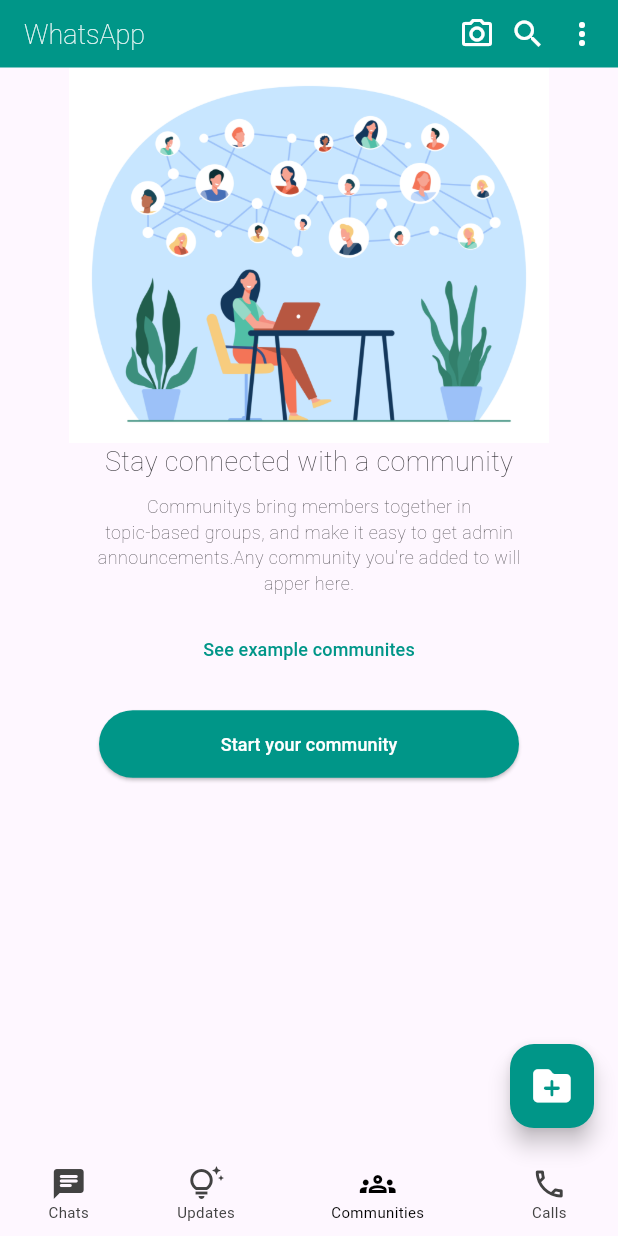
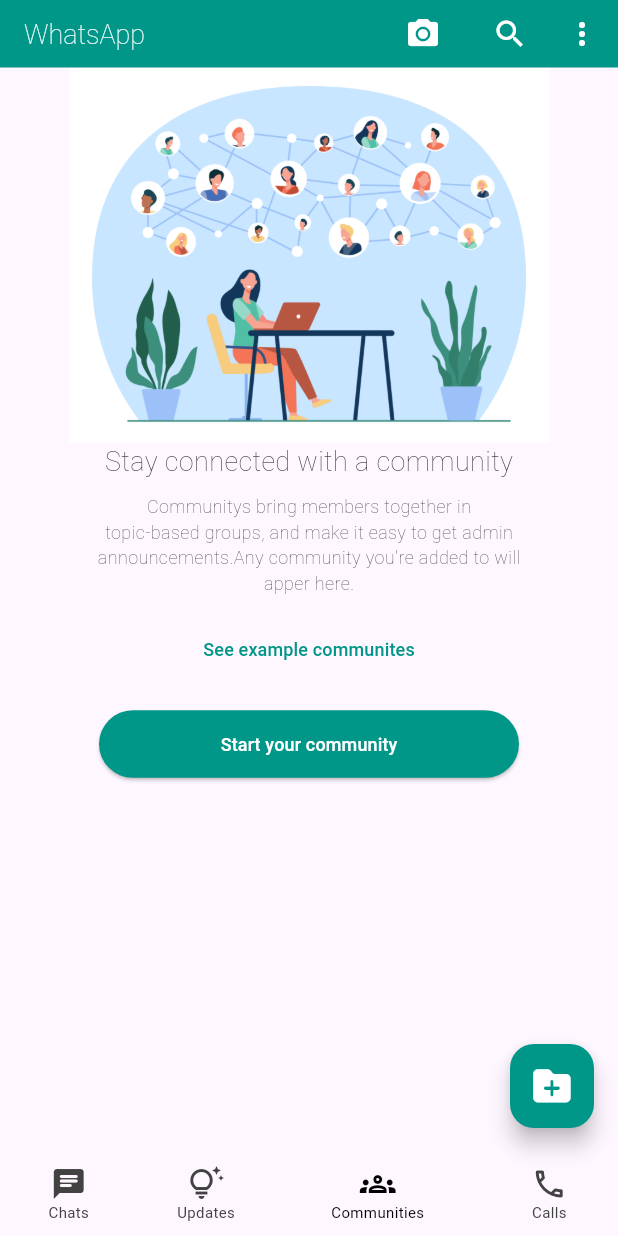
Before and after one commit to MdSohidUllahChowdhury/WhatsApp, a Flutter app: the screen it shows after launch, item 3 of the bottom bar chosen, after a tap on "See example communites", on a phone screen of 412 x 824 dp. Run offline on Flutter 3.47's test engine with Material 3 defaults, Android fonts, the light colour scheme and no system bars; our stand-ins replace flutter_screenutil, font_awesome_flutter, image_picker; network calls fail.

Commit message:
some changes

```diff
--- a/analysis_options.yaml
+++ b/analysis_options.yaml
@@ -7,7 +7,7 @@
 
 # The following line activates a set of recommended lints for Flutter apps,
 # packages, and plugins designed to encourage good coding practices.
-#include: package:flutter_lints/flutter.yaml
+include: package:flutter_lints/flutter.yaml
 
 linter:
   # The lint rules applied to this project can be customized in the
--- a/lib/data_page/chats.dart
+++ b/lib/data_page/chats.dart
@@ -1,7 +1,5 @@
-// ignore_for_file: prefer_const_constructors, avoid_unnecessary_containers, prefer_const_literals_to_create_immutables, sized_box_for_whitespace, avoid_print
 import 'package:flutter/material.dart';
 import 'package:newwhatsapp/chat_page/fuad.dart';
-//import 'package:flutter/widgets.dart';
 
 class Chats extends StatefulWidget {
   const Chats({super.key});
@@ -18,63 +16,61 @@
     return Scaffold(
       body: Column(
         children: [
-        Container(
+        SizedBox(
             height: 35,
             width: double.infinity,
             //color: Colors.amber,
             child: Row(
               children: [
-                SizedBox(width: 20,),
-                Icon(Icons.archive_outlined,color: Colors.teal,size: 20,),
-                SizedBox(width: 20,),
-                 InkWell(onTap: () {
-                   print('Archived Page');
-                 },
-                  child: Text('Archived',style: TextStyle(fontSize: 15),))
+                const SizedBox(width: 20,),
+                const Icon(Icons.archive_outlined,color: Colors.teal,size: 20,),
+                const SizedBox(width: 20,),
+                 InkWell(onTap: () {},
+                  child: const Text('Archived',style: TextStyle(fontSize: 15),))
                 ],
 
             )
           ),
-        SizedBox(height: 4,),
+        const SizedBox(height: 4,),
 
         ListTile(
           onTap: (){},
-          leading: CircleAvatar(
+          leading: const CircleAvatar(
             radius: 25,
            backgroundImage: AssetImage('Image/FB.jpg'),
             ),
-          title: Text('Shakil'),
-          subtitle: Text('Bhai flutter pera lagche'),
-          trailing: Text('6:33 PM') ,
+          title: const Text('Shakil'),
+          subtitle: const Text('Bhai flutter pera lagche'),
+          trailing: const Text('6:33 PM') ,
          ),
 
          ListTile(
           onTap: (){},
-          leading: CircleAvatar(
+          leading: const CircleAvatar(
             radius: 25,
            backgroundImage: AssetImage('Image/Picture01.jpg'),
             ),
-          title: Text('Navil Kazi'),
-          subtitle: Text('Shakil phone dhoro na kno?'),
-          trailing: Text('3:54 PM') ,
+          title: const Text('Navil Kazi'),
+          subtitle: const Text('Shakil phone dhoro na kno?'),
+          trailing: const Text('3:54 PM') ,
          ),
 
         ListTile(
           onTap: (){
             Navigator.push(
-              context,MaterialPageRoute(builder: (context) => Fuad(),) );
+              context,MaterialPageRoute(builder: (context) => const Fuad(),) );
           },
-          leading: CircleAvatar(
+          leading: const CircleAvatar(
             radius: 25,
            backgroundImage: AssetImage('Image/Bhai.jpg'),
             ),
-          title: Text('Almus Fuad'),
-          subtitle: Text('Tr kaz kmn chole?'),
-          trailing: Text('11:27 PM') ,
+          title: const Text('Almus Fuad'),
+          subtitle: const Text('Tr kaz kmn chole?'),
+          trailing: const Text('11:27 PM') ,
          ),
 
-       SizedBox(height: 6,),
-       Container(
+       const SizedBox(height: 6,),
+       const SizedBox(
             height: 35,
             width: double.infinity,
             //color: Colors.amber,
--- a/lib/data_page/communities.dart
+++ b/lib/data_page/communities.dart
@@ -1,10 +1,8 @@
-// ignore_for_file: sized_box_for_whitespace, prefer_const_constructors, sort_child_properties_last
-
 import 'package:flutter/material.dart';
 
 
 class Communities extends StatefulWidget {
-  const Communities({super.key});
+const Communities({super.key,});
 
   @override
   State<Communities> createState() => _CommunitiesState();
@@ -16,57 +14,57 @@
     return Scaffold(
       body:Column(
         children: [
-          Container(
+          SizedBox(
             width: double.infinity,
             height: 250,
             child: Image.asset('Image/Picture01.jpg'),
-
           ),
-        Center(
+        const Center(
           child: Text ('Stay connected with a community',
           style: TextStyle(fontSize: 18,fontWeight: FontWeight.w200),),
         ),
-        SizedBox(height: 8,),
+        const SizedBox(height: 8,),
 
-        Center(
+        const Center(
           child: Text("Communitys bring members together in",
           style: TextStyle(fontSize: 12,fontWeight: FontWeight.w100),),
         ),
 
-        Center(
+        const Center(
           child: Text('topic-based groups, and make it easy to get admin',
           style: TextStyle(fontSize: 12,fontWeight: FontWeight.w100),),
         ),
 
-        Center(
+        const Center(
           child: Text("announcements.Any community you're added to will",
           style: TextStyle(fontSize: 12,fontWeight: FontWeight.w100),),
         ),
 
-        Center(child: Text('apper here.',
+        const Center(child: Text('apper here.',
         style: TextStyle(fontSize: 12,fontWeight: FontWeight.w100),)),
 
-        SizedBox(height: 12,),
+        const SizedBox(height: 12,),
 
         TextButton(
           onPressed: (){},
-        child:Text('See example communites',
+        child:const Text('See example communites',
         style:TextStyle(
           fontSize: 12,
           color: Colors.teal
         ) ,)),
-        SizedBox(height: 15,),
+        const SizedBox(height: 15,),
+
         ElevatedButton(
           onPressed: (){},
-          child:Text('Start your community',
-          style: TextStyle(fontSize: 12,color:Colors.white),),
 
             style: ButtonStyle(
-            minimumSize: MaterialStateProperty.all<Size>(Size(280, 45)),
+            minimumSize: MaterialStateProperty.all<Size>(const Size(280, 45)),
             backgroundColor: MaterialStateProperty.all<Color>(Colors.teal),
-
            ),
-           )
+          child:const Text('Start your community',
+          style: TextStyle(fontSize: 12,color:Colors.white),
+          ),
+          )
 
         ],
       )
--- a/lib/home.dart
+++ b/lib/home.dart
@@ -1,5 +1,3 @@
-// ignore_for_file: prefer_const_constructors, sort_child_properties_last, prefer_const_literals_to_create_immutables, prefer_final_fields, avoid_unnecessary_containers, unused_field
-
 import 'package:flutter/material.dart';
 import 'package:font_awesome_flutter/font_awesome_flutter.dart';
 import 'package:newwhatsapp/data_page/calls.dart';
@@ -21,13 +19,13 @@
 
   int _onpageindex = 0; //? Where to index start
 
-  var _pagedata =[ Chats(),Updates(),Communities(),Calls() ];
+  final _pagedata =[ const Chats(),const Updates(),const Communities(),const Calls() ];
 
 
 
+  // ignore: unused_field
   File? _image;
   String? imagePath;
-
   Future<void> _pickImageCamera() async {
     final pickedFile = await ImagePicker().pickImage(source: ImageSource.camera);
 
@@ -59,27 +57,27 @@
     return Scaffold(
 
        appBar: AppBar(
+            toolbarHeight: 45,
+            backgroundColor: Colors.teal,
+            elevation: 0,
+
+           title:const Text("WhatsApp",
+              style: TextStyle(
+              fontSize: 18,
+              fontWeight: FontWeight.w200,
+              color: Color.fromARGB(237, 255, 255, 255)
+            ),
+            ),
+
             actions: [
-               Container(
-                  child: InkWell(onTap: () {
-                    _pickImageCamera();
-                  },
-                    child: Icon(Icons.camera_alt_outlined,
-                    color: Colors.white,)
-                    ),
+               IconButton(onPressed: (){_pickImageCamera();},
+               icon:const Icon(Icons.camera_alt,color: Colors.white,)
                ),
 
-               SizedBox(width: 10,),
+               const SizedBox(width: 10,),
 
-                Container(
-                  child: InkWell(onTap: () {
-                    TextFormField(
-
-                    );
-                    },
-                    child: Icon(Icons.search,
-                    color: Colors.white,)
-                    ),
+               IconButton(onPressed: (){},
+               icon:const Icon(Icons.search,color: Colors.white,)
                ),
 
 
@@ -90,71 +88,55 @@
                   borderRadius: BorderRadius.circular(2),
                 ),
 
-                icon: Icon(Icons.more_vert,color: Colors.white,),
+                icon: const Icon(Icons.more_vert,color: Colors.white,),
                 itemBuilder: (context) =>[
-                PopupMenuItem(
+                const PopupMenuItem(
                   value: 1,
                   child: Text('New group')),
 
-                  PopupMenuItem(
+                  const PopupMenuItem(
                   value: 2,
                   child: Text('New broadcast')),
 
-                  PopupMenuItem(
+                  const PopupMenuItem(
                   value: 3,
                   child: Text('Linked  devices')),
 
-                  PopupMenuItem(
+                  const PopupMenuItem(
                   value: 4,
                   child: Text('Starred messages')),
 
-                 PopupMenuItem(
+                 const PopupMenuItem(
                   value: 5,
                   child: Text('Settings')),
-
-
                 ]
 
                 ),
 
             ],
 
-            title:const Text("WhatsApp",
-            style: TextStyle(
-              fontSize: 18,
-              fontWeight: FontWeight.w200,
-              color: Color.fromARGB(237, 255, 255, 255)
-            ),
-            ),
-
-            toolbarHeight: 45,
-            backgroundColor: Colors.teal,
-            elevation: 0,
             ),
 
        body: _pagedata[_onpageindex],
 
        floatingActionButton: FloatingActionButton(
+        backgroundColor: Colors.teal,
         onPressed: () {
           _pickImageGallery();
         },
-
-        child: Icon(FontAwesomeIcons.folderPlus,
+        child: const Icon(FontAwesomeIcons.folderPlus,
         color: Colors.white,
         size: 25,
         ),
-        backgroundColor: Colors.teal,
-
-
         ),
 
        bottomNavigationBar: BottomNavigationBar(
-          items:<BottomNavigationBarItem>
+          items:const <BottomNavigationBarItem>
          [
-          BottomNavigationBarItem(icon: Icon(Icons.chat_rounded), label: 'Chats',),
-          BottomNavigationBarItem(icon: Icon(Icons.tips_and_updates_outlined), label: 'Updates'),
-          BottomNavigationBarItem(icon: Icon(Icons.groups_outlined), label: 'Communities'),
-          BottomNavigationBarItem(icon: Icon(Icons.call_outlined), label: 'Calls')
+           BottomNavigationBarItem(icon: Icon(Icons.chat_rounded), label: 'Chats',),
+           BottomNavigationBarItem(icon: Icon(Icons.tips_and_updates_outlined), label: 'Updates'),
+           BottomNavigationBarItem(icon: Icon(Icons.groups_outlined), label: 'Communities'),
+           BottomNavigationBarItem(icon: Icon(Icons.call_outlined), label: 'Calls')
          ],
 
          selectedItemColor: Colors.black,
@@ -164,16 +146,13 @@
          selectedFontSize: 10,
          unselectedFontSize: 10,
          elevation: 0,
-
          currentIndex: _onpageindex,
          onTap: (gotopage){
           setState(() {
             _onpageindex = gotopage;
           });
          }
-
          ),
-
     );
   }
 }
--- a/lib/main.dart
+++ b/lib/main.dart
@@ -1,10 +1,6 @@
-// ignore_for_file: prefer_const_constructors, dead_code
 import 'package:flutter/material.dart';
 import 'package:flutter_screenutil/flutter_screenutil.dart';
 import 'package:newwhatsapp/home.dart';
-
-
-
 void main() {
   runApp(const MyApp());
 }
@@ -14,12 +10,13 @@
 
   @override
   Widget build(BuildContext context) {
-    return ScreenUtilInit(
-     builder: (context, child) => MaterialApp(
+    return  ScreenUtilInit(
+     builder: (context, child) => const MaterialApp(
         debugShowCheckedModeBanner: false,
         home: Home(),
       ),
-      designSize: Size(360, 640),
+      designSize: const Size(360, 640),
+      ensureScreenSize: true,
     );
   }
 }
```
Also changed, not shown: lib/chat_page/Fuad.dart (+22 -29 lines), lib/data_page/calls.dart (+16 -19 lines), lib/data_page/updates.dart (+31 -34 lines).
